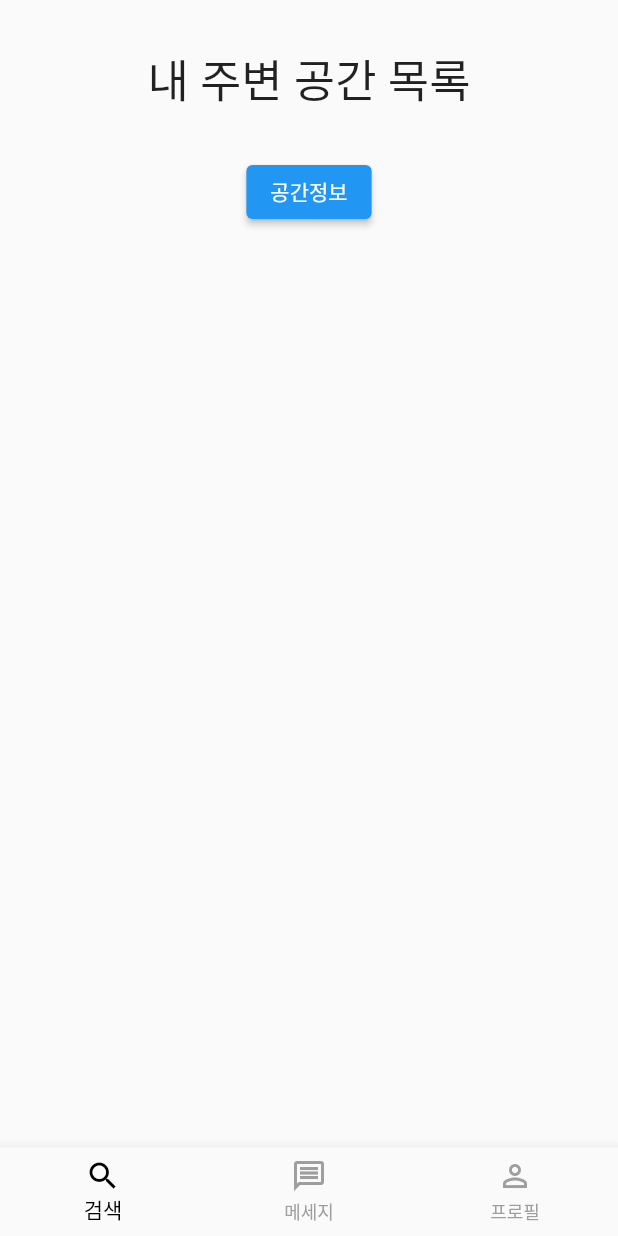
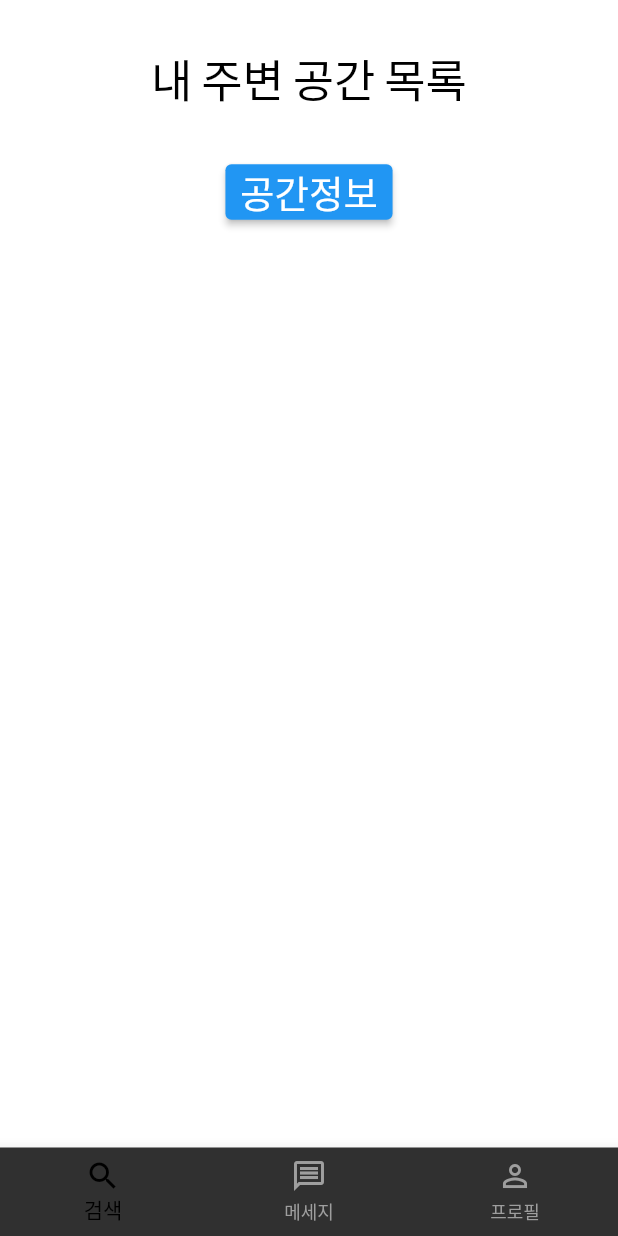
Before and after one commit to ImYeol/OutSpace, a Flutter app: the screen it shows after launch, on a phone screen of 412 x 824 dp. Run offline on Flutter 3.47's test engine with Material 2 defaults, Android fonts, the phone set to English and light mode, and no system bars; our stand-ins replace carousel_slider, get, google_fonts.

Commit message:
add app_theme

```diff
--- /dev/null
+++ b/lib/const/app_theme.dart
@@ -0,0 +1,61 @@
+import 'package:flutter/material.dart';
+import 'package:google_fonts/google_fonts.dart';
+
+class AppTheme {
+  static final lightTheme = ThemeData(
+      scaffoldBackgroundColor:  Colors.white,
+      backgroundColor: Colors.white,
+      // 밝기는 어둡게
+      brightness: Brightness.dark,
+      // Color의 색상의 배열값? 색의 농도를 의미하며 100부터 900까지 100단위로 설정 가능
+      // 사용자와 상호작용하는 앨리먼트들의 기본 색상
+      primaryColor: Colors.lightBlue[800],
+      // 사용할 폰트
+      fontFamily: 'Lato',
+      // 텍스트 테마 설정
+      // https://api.flutter.dev/flutter/material/TextTheme-class.html
+      // https://material.io/design/typography/the-type-system.html#applying-the-type-scale
+      textTheme: TextTheme(
+        headlineLarge: GoogleFonts.lato(
+          color: Colors.black, fontSize: 32, fontWeight: FontWeight.bold),
+        headlineMedium: GoogleFonts.lato(
+          color: Colors.black, fontSize: 25, fontWeight: FontWeight.normal),
+        headlineSmall: GoogleFonts.lato(
+          color: Colors.black, fontSize: 25, fontWeight: FontWeight.normal),
+        titleLarge: GoogleFonts.lato(
+          color: Colors.black, fontSize: 25, fontWeight: FontWeight.normal),
+        titleMedium: GoogleFonts.lato(
+          color: Colors.black, fontSize: 20, fontWeight: FontWeight.normal),
+        titleSmall: GoogleFonts.lato(
+          color: Colors.black, fontSize: 20, fontWeight: FontWeight.normal),
+        bodyLarge: GoogleFonts.lato(
+          color: Colors.black, fontSize: 20, fontWeight: FontWeight.normal),
+        bodyMedium: GoogleFonts.lato(
+          color: Colors.black, fontSize: 20, fontWeight: FontWeight.normal),
+        bodySmall: GoogleFonts.lato(
+          color: Colors.black, fontSize: 20, fontWeight: FontWeight.normal),
+        subtitle1: GoogleFonts.lato(
+          color: Colors.black, fontSize: 25, fontWeight: FontWeight.normal),
+        subtitle2: GoogleFonts.lato(
+          color: Colors.black, fontSize: 25, fontWeight: FontWeight.normal),
+        labelLarge: GoogleFonts.lato(
+          color: Colors.black, fontSize: 25, fontWeight: FontWeight.normal),
+        labelMedium: GoogleFonts.lato(
+          color: Colors.black, fontSize: 25, fontWeight: FontWeight.normal),
+        labelSmall: GoogleFonts.lato(
+          color: Colors.black, fontSize: 25, fontWeight: FontWeight.normal),
+        button: GoogleFonts.lato(
+          color: Colors.black, fontSize: 25, fontWeight: FontWeight.normal),
+        caption: GoogleFonts.lato(
+          color: Colors.black, fontSize: 25, fontWeight: FontWeight.normal),
+        overline: GoogleFonts.lato(
+          color: Colors.black, fontSize: 25, fontWeight: FontWeight.normal),
+      ),
+      colorScheme: ColorScheme.fromSwatch(primarySwatch: Colors.blue).copyWith(secondary: Colors.cyan[600]),
+  );
+
+  static final darkTheme = ThemeData(
+
+  );
+
+}
--- a/lib/main.dart
+++ b/lib/main.dart
@@ -1,4 +1,5 @@
 import 'package:flutter/material.dart';
+import 'package:out_space/const/app_theme.dart';
 import 'package:out_space/home/home_page.dart';
 import 'package:out_space/host/manage/space_detail_page.dart';
 import 'package:out_space/host/manage/space_manage_page.dart';
@@ -20,10 +21,7 @@ class MyApp extends StatelessWidget {
   @override
   Widget build(BuildContext context) {
     return GetMaterialApp(
-      theme: ThemeData(
-          primarySwatch: Colors.blue,
-          backgroundColor: Colors.white,
-          primaryColor: Colors.white),
+      theme: AppTheme.lightTheme,
       getPages: [
         GetPage(name: '/', page: () => const HomePage()),
         GetPage(name: '/login', page: () => const LoginPage()),
```
